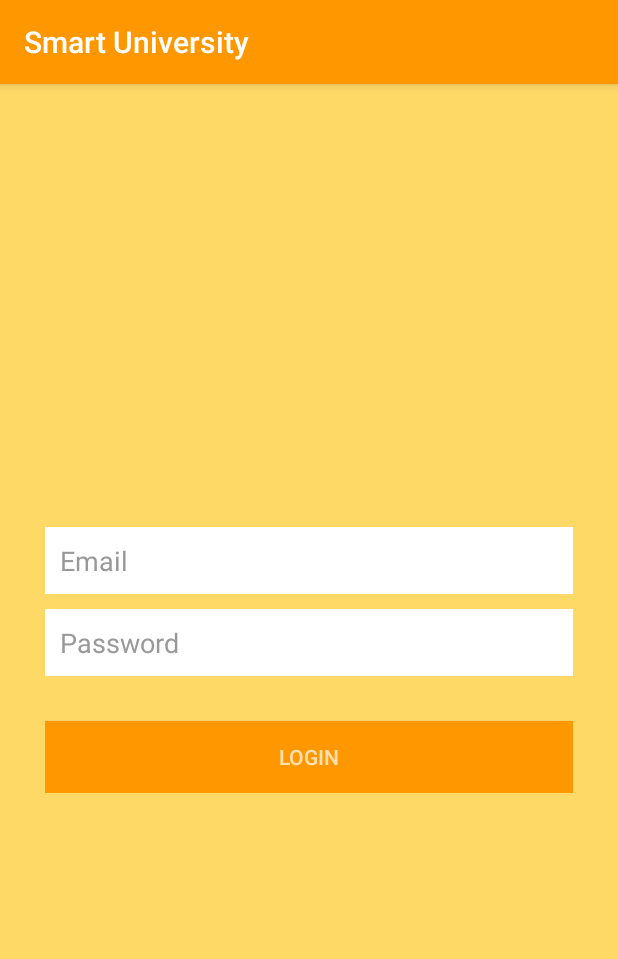
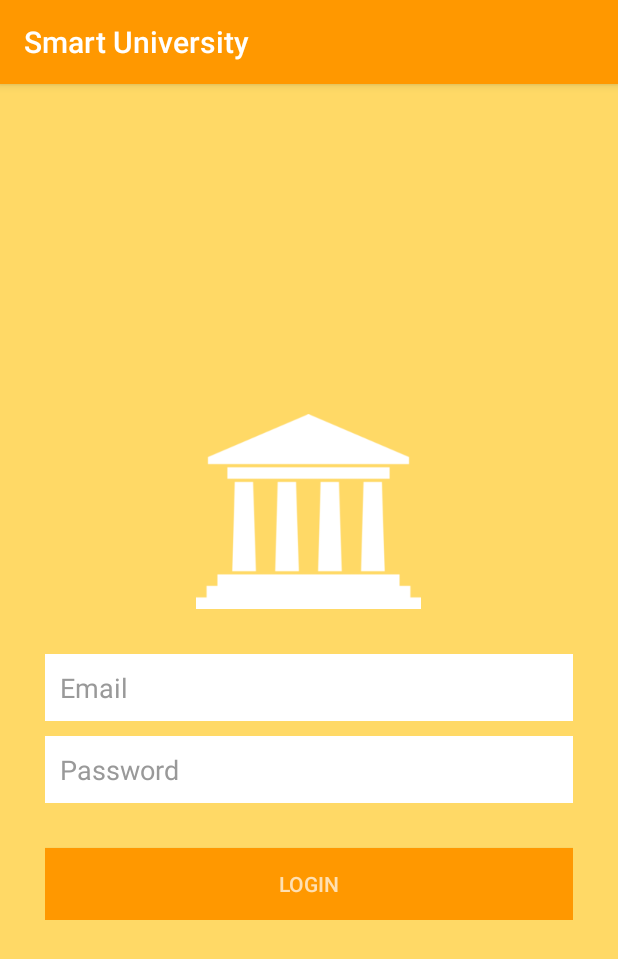
Before and after one commit to hossamk/SmartUniversity, an Android app: the screen it shows after launch (LoginActivity), on a phone screen of 412 x 824 dp. Shown: the top 959 px of the screen. Run offline under Robolectric (Android 15) with nearby library versions, the phone set to English and light mode, and no system bars; our stand-ins replace Volley.

Commit message:
Added icon and changed colours

```diff
--- a/app/src/main/res/layout/activity_login.xml
+++ b/app/src/main/res/layout/activity_login.xml
@@ -6,6 +6,15 @@
     android:gravity="center"
     android:orientation="vertical"
     android:padding="10dp" >
+
+
+    <ImageView
+        android:layout_width="150dp"
+        android:layout_height="150dp"
+        android:layout_marginBottom="20dp"
+        android:id="@+id/imageView"
+        android:layout_gravity="center_horizontal"
+        android:src="@drawable/uni"/>
 
     <LinearLayout
         android:layout_width="fill_parent"
```
